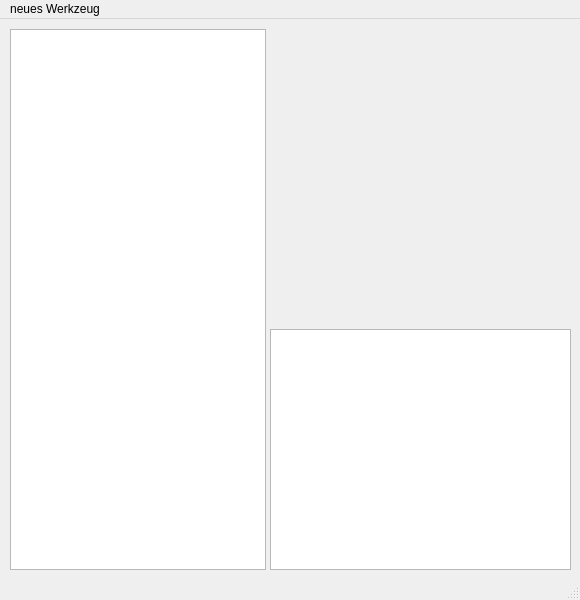
Old version of the form mainwin_wkzmagazin.ui in the repository TischlerWilly/postprozessor.
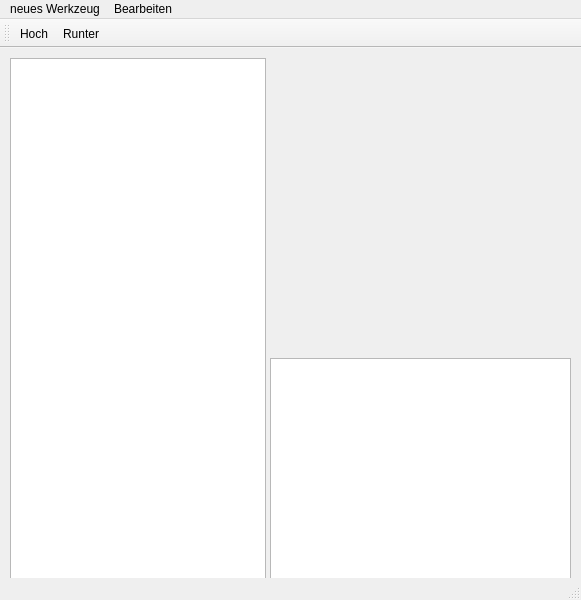
New version of the form. Icons and pictures are not drawn.

```diff
--- a/mainwin_wkzmagazin.ui
+++ b/mainwin_wkzmagazin.ui
@@ -6,7 +6,7 @@
    <rect>
     <x>0</x>
     <y>0</y>
-    <width>580</width>
+    <width>581</width>
     <height>600</height>
    </rect>
   </property>
@@ -40,7 +40,7 @@
     <rect>
      <x>0</x>
      <y>0</y>
-     <width>580</width>
+     <width>581</width>
      <height>21</height>
     </rect>
    </property>
@@ -52,9 +52,31 @@
     <addaction name="actionBohrer_anlegen"/>
     <addaction name="actionSaege_anlegen"/>
    </widget>
+   <widget class="QMenu" name="menuBearbeiten">
+    <property name="title">
+     <string>Bearbeiten</string>
+    </property>
+    <addaction name="actionHoch"/>
+    <addaction name="actionRunter"/>
+    <addaction name="actionL_schen"/>
+   </widget>
    <addaction name="menuneues_Werkzeug"/>
+   <addaction name="menuBearbeiten"/>
   </widget>
   <widget class="QStatusBar" name="statusbar"/>
+  <widget class="QToolBar" name="toolBar">
+   <property name="windowTitle">
+    <string>toolBar</string>
+   </property>
+   <attribute name="toolBarArea">
+    <enum>TopToolBarArea</enum>
+   </attribute>
+   <attribute name="toolBarBreak">
+    <bool>false</bool>
+   </attribute>
+   <addaction name="actionHoch"/>
+   <addaction name="actionRunter"/>
+  </widget>
   <action name="actionFraeser_anlegen">
    <property name="text">
     <string>Fräser anlegen</string>
@@ -70,6 +92,36 @@
     <string>Säge anlegen</string>
    </property>
   </action>
+  <action name="actionHoch">
+   <property name="icon">
+    <iconset resource="toolbaricons.qrc">
+     <normaloff>:/new/toolbaricons/toolbaricons/up.png</normaloff>:/new/toolbaricons/toolbaricons/up.png</iconset>
+   </property>
+   <property name="text">
+    <string>Hoch</string>
+   </property>
+  </action>
+  <action name="actionRunter">
+   <property name="icon">
+    <iconset resource="toolbaricons.qrc">
+     <normaloff>:/new/toolbaricons/toolbaricons/down.png</normaloff>:/new/toolbaricons/toolbaricons/down.png</iconset>
+   </property>
+   <property name="text">
+    <string>Runter</string>
+   </property>
+  </action>
+  <action name="actionL_schen">
+   <property name="icon">
+    <iconset resource="toolbaricons.qrc">
+     <normaloff>:/new/toolbaricons/toolbaricons/trash.png</normaloff>:/new/toolbaricons/toolbaricons/trash.png</iconset>
+   </property>
+   <property name="text">
+    <string>Löschen</string>
+   </property>
+   <property name="shortcut">
+    <string>Del</string>
+   </property>
+  </action>
  </widget>
  <resources/>
  <connections/>
```
Left out of the diff: 12 changed lines with no effect on the pictures.
